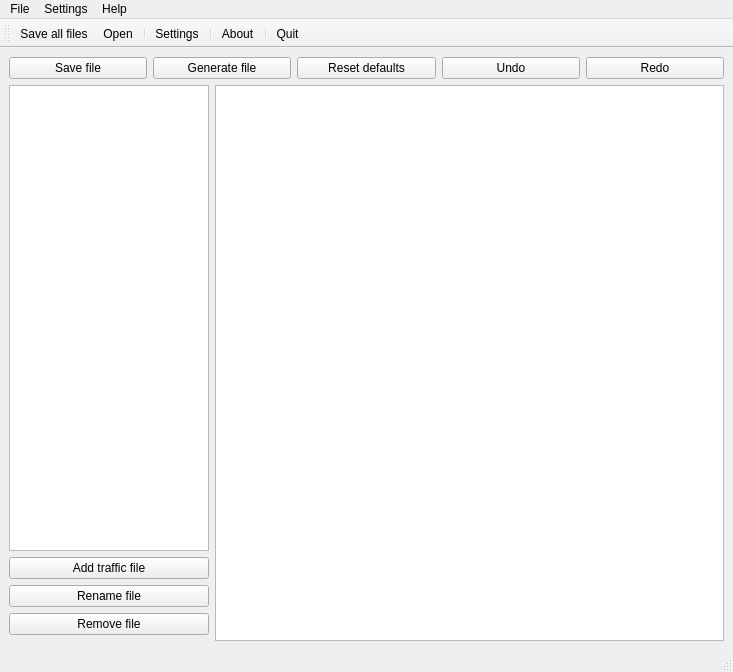
Old version of the form LTEsimGeneratorGUI/Ui/Windows/parameterswindow.ui in the repository moniss23/junit4.
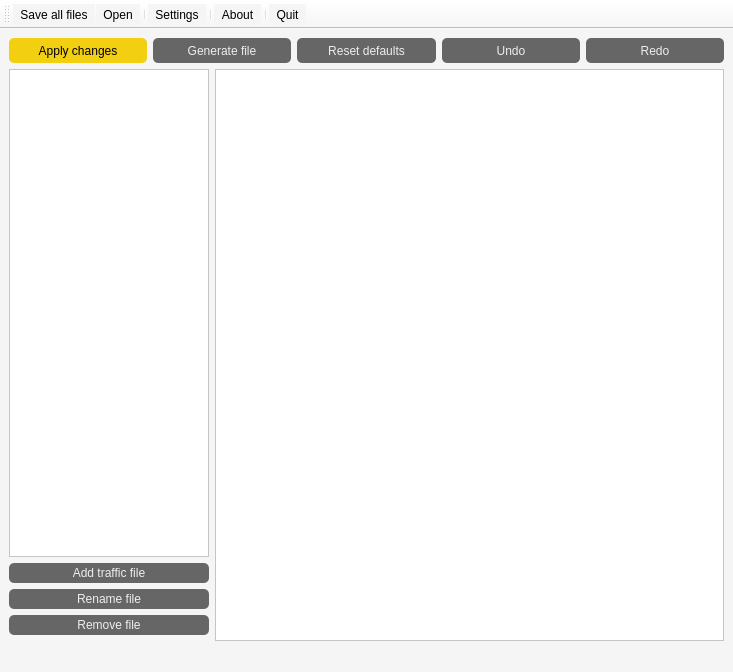
New version of the form. Icons and pictures are not drawn.

Commit message: Renewed ParametersWindow UI

Diff of the .ui file:
```diff
--- a/LTEsimGeneratorGUI/Ui/Windows/parameterswindow.ui
+++ b/LTEsimGeneratorGUI/Ui/Windows/parameterswindow.ui
@@ -19,12 +19,28 @@
   <property name="windowTitle">
    <string>MainWindow</string>
   </property>
+  <property name="styleSheet">
+   <string notr="true">background-color: #f5f5f5;</string>
+  </property>
   <widget class="QWidget" name="centralwidget">
    <layout class="QGridLayout" name="gridLayout_3">
     <item row="0" column="0">
      <layout class="QGridLayout" name="gridLayout_2">
       <item row="0" column="2">
        <widget class="QPushButton" name="resetDefaultsButton">
+        <property name="styleSheet">
+         <string notr="true">QPushButton#resetDefaultsButton {
+	height: 25px;
+	color: #eee;
+	border-radius:5px;
+	border-color: #eee;
+	background-color:#666666;
+}
+QPushButton#resetDefaultsButton:hover:!pressed{
+	color: #000;
+	background-color:#ffd700;
+}</string>
+        </property>
         <property name="text">
          <string>Reset defaults</string>
         </property>
@@ -32,6 +48,19 @@
       </item>
       <item row="0" column="3">
        <widget class="QPushButton" name="undoButton">
+        <property name="styleSheet">
+         <string notr="true">QPushButton#undoButton {
+	height: 25px;
+	color: #eee;
+	border-radius:5px;
+	border-color: #eee;
+	background-color:#666666;
+}
+QPushButton#undoButton:hover:!pressed{
+	color: #000;
+	background-color:#ffd700;
+}</string>
+        </property>
         <property name="text">
          <string>Undo</string>
         </property>
@@ -39,6 +68,19 @@
       </item>
       <item row="0" column="1">
        <widget class="QPushButton" name="generateFileButton">
+        <property name="styleSheet">
+         <string notr="true">QPushButton#generateFileButton {
+	height: 25px;
+	color: #eee;
+	border-radius:5px;
+	border-color: #eee;
+	background-color:#666666;
+}
+QPushButton#generateFileButton:hover:!pressed{
+	color: #000;
+	background-color:#ffd700;
+}</string>
+        </property>
         <property name="text">
          <string>Generate file</string>
         </property>
@@ -54,6 +96,15 @@
             <height>16777215</height>
            </size>
           </property>
+          <property name="styleSheet">
+           <string notr="true">QListWidget#projectsList {
+	padding: 5px;
+	background-color: #fff;
+}
+QListWidget::item#projectsList:selected {
+	background-color:#666;
+}</string>
+          </property>
          </widget>
         </item>
         <item row="0" column="1" rowspan="5">
@@ -67,6 +118,9 @@
           <property name="focusPolicy">
            <enum>Qt::StrongFocus</enum>
           </property>
+          <property name="styleSheet">
+           <string notr="true">background-color: #fff;</string>
+          </property>
           <property name="readOnly">
            <bool>true</bool>
           </property>
@@ -74,12 +128,30 @@
         </item>
         <item row="1" column="0">
          <widget class="QPushButton" name="addTrafficButton">
+          <property name="minimumSize">
+           <size>
+            <width>0</width>
+            <height>20</height>
+           </size>
+          </property>
           <property name="maximumSize">
            <size>
             <width>200</width>
             <height>16777215</height>
            </size>
           </property>
+          <property name="styleSheet">
+           <string notr="true">QPushButton#addTrafficButton {
+	color: #eee;
+	border-radius:5px;
+	border-color: #eee;
+	background-color:#666666;
+}
+QPushButton#addTrafficButton:hover:!pressed{
+	color: #000;
+	background-color:#ffd700;
+}</string>
+          </property>
           <property name="text">
            <string>Add traffic file</string>
           </property>
@@ -87,12 +159,30 @@
         </item>
         <item row="2" column="0">
          <widget class="QPushButton" name="renameFileButton">
+          <property name="minimumSize">
+           <size>
+            <width>0</width>
+            <height>20</height>
+           </size>
+          </property>
           <property name="maximumSize">
            <size>
             <width>200</width>
             <height>16777215</height>
            </size>
           </property>
+          <property name="styleSheet">
+           <string notr="true">QPushButton#renameFileButton {
+	color: #eee;
+	border-radius:5px;
+	border-color: #eee;
+	background-color:#666666;
+}
+QPushButton#renameFileButton:hover:!pressed{
+	color: #000;
+	background-color:#ffd700;
+}</string>
+          </property>
           <property name="text">
            <string>Rename file</string>
           </property>
@@ -100,12 +190,30 @@
         </item>
         <item row="3" column="0">
          <widget class="QPushButton" name="removeFileButton">
+          <property name="minimumSize">
+           <size>
+            <width>0</width>
+            <height>20</height>
+           </size>
+          </property>
           <property name="maximumSize">
            <size>
             <width>200</width>
             <height>16777215</height>
            </size>
           </property>
+          <property name="styleSheet">
+           <string notr="true">QPushButton#removeFileButton {
+	color: #eee;
+	border-radius:5px;
+	border-color: #eee;
+	background-color:#666666;
+}
+QPushButton#removeFileButton:hover:!pressed{
+	color: #000;
+	background-color:#ffd700;
+}</string>
+          </property>
           <property name="text">
            <string>Remove file</string>
           </property>
@@ -115,6 +223,19 @@
       </item>
       <item row="0" column="4">
        <widget class="QPushButton" name="redoButton">
+        <property name="styleSheet">
+         <string notr="true">QPushButton#redoButton {
+	height: 25px;
+	color: #eee;
+	border-radius:5px;
+	border-color: #eee;
+	background-color:#666666;
+}
+QPushButton#redoButton:hover:!pressed{
+	color: #000;
+	background-color:#ffd700;
+}</string>
+        </property>
         <property name="text">
          <string>Redo</string>
         </property>
@@ -122,8 +243,20 @@
       </item>
       <item row="0" column="0">
        <widget class="QPushButton" name="saveFileButton">
+        <property name="styleSheet">
+         <string notr="true">QPushButton#saveFileButton {
+	height: 25px;
+	color: #000;
+	border-radius:5px;
+	border-color: #eee;
+	background-color:#F2CF11;
+}
+QPushButton#saveFileButton:hover:!pressed {
+	background-color:#FFD700;
+}</string>
+        </property>
         <property name="text">
-         <string>Save file</string>
+         <string>Apply changes</string>
         </property>
         <property name="flat">
          <bool>false</bool>
@@ -134,42 +267,6 @@
     </item>
    </layout>
   </widget>
-  <widget class="QMenuBar" name="menubar">
-   <property name="geometry">
-    <rect>
-     <x>0</x>
-     <y>0</y>
-     <width>733</width>
-     <height>19</height>
-    </rect>
-   </property>
-   <widget class="QMenu" name="menuFile">
-    <property name="title">
-     <string>File</string>
-    </property>
-    <addaction name="actionNew"/>
-    <addaction name="actionOpen"/>
-    <addaction name="actionSave"/>
-    <addaction name="actionSave_As"/>
-    <addaction name="separator"/>
-    <addaction name="actionQuit"/>
-   </widget>
-   <widget class="QMenu" name="menuSetting">
-    <property name="title">
-     <string>Settings</string>
-    </property>
-    <addaction name="actionPath"/>
-   </widget>
-   <widget class="QMenu" name="menuHelp">
-    <property name="title">
-     <string>Help</string>
-    </property>
-    <addaction name="actionAbout"/>
-   </widget>
-   <addaction name="menuFile"/>
-   <addaction name="menuSetting"/>
-   <addaction name="menuHelp"/>
-  </widget>
   <widget class="QStatusBar" name="statusbar"/>
   <widget class="QToolBar" name="toolBar">
    <property name="windowTitle">
```
The commit also changes 1 other file.
